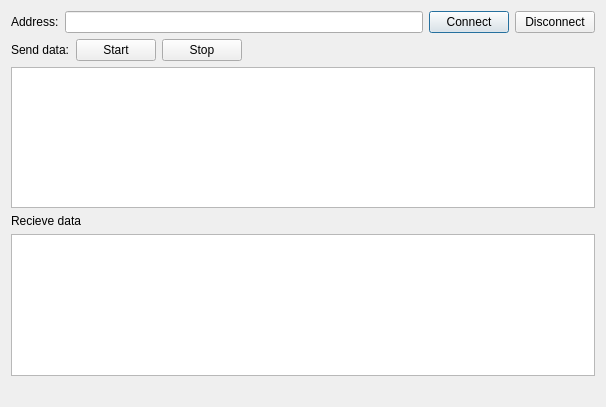
The window that connector/Connector.ui (tujiaw/asio) describes before a commit, drawn with Qt 5.
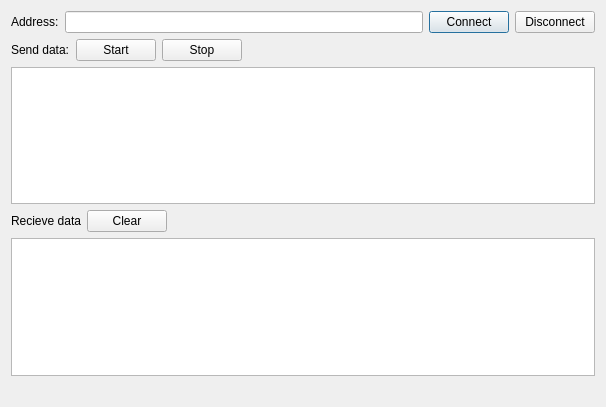
The same window after the commit.

Patch:
```diff
--- a/connector/Connector.ui
+++ b/connector/Connector.ui
@@ -84,11 +84,35 @@
     <widget class="QTextEdit" name="teSendData"/>
    </item>
    <item>
+    <layout class="QHBoxLayout" name="horizontalLayout_3">
+     <item>
     <widget class="QLabel" name="label_3">
      <property name="text">
       <string>Recieve data</string>
      </property>
     </widget>
+     </item>
+     <item>
+      <widget class="QPushButton" name="pbClear">
+       <property name="text">
+        <string>Clear</string>
+       </property>
+      </widget>
+     </item>
+     <item>
+      <spacer name="horizontalSpacer_2">
+       <property name="orientation">
+        <enum>Qt::Horizontal</enum>
+       </property>
+       <property name="sizeHint" stdset="0">
+        <size>
+         <width>40</width>
+         <height>20</height>
+        </size>
+       </property>
+      </spacer>
+     </item>
+    </layout>
    </item>
    <item>
     <widget class="QListWidget" name="lwRecvData"/>
```
Lines whose indentation alone changed are shown as unchanged.
